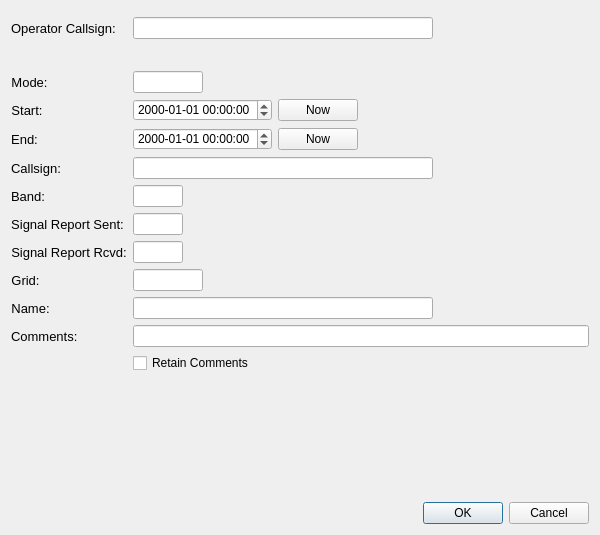
This is logqso.ui in qcmiao1998/js8call as Qt 5 draws it before an edit. The edited form follows.
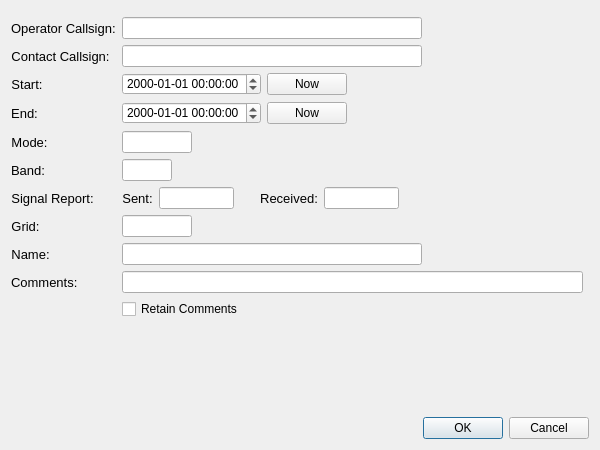
This is the edited form.

Commit message: Updated log window layout and tab ordering. Wired up log 'now' buttons

```diff
--- a/logqso.ui
+++ b/logqso.ui
@@ -7,7 +7,7 @@
     <x>0</x>
     <y>0</y>
     <width>600</width>
-    <height>535</height>
+    <height>450</height>
    </rect>
   </property>
   <property name="sizePolicy">
@@ -18,12 +18,48 @@
   </property>
   <property name="minimumSize">
    <size>
-    <width>600</width>
+    <width>300</width>
     <height>0</height>
    </size>
   </property>
   <layout class="QVBoxLayout" name="verticalLayout_11">
    <item>
+    <widget class="QScrollArea" name="scrollArea">
+     <property name="frameShape">
+      <enum>QFrame::NoFrame</enum>
+     </property>
+     <property name="frameShadow">
+      <enum>QFrame::Plain</enum>
+     </property>
+     <property name="lineWidth">
+      <number>0</number>
+     </property>
+     <property name="widgetResizable">
+      <bool>true</bool>
+     </property>
+     <widget class="QWidget" name="scrollAreaWidgetContents">
+      <property name="geometry">
+       <rect>
+        <x>0</x>
+        <y>0</y>
+        <width>582</width>
+        <height>401</height>
+       </rect>
+      </property>
+      <layout class="QVBoxLayout" name="verticalLayout">
+       <property name="leftMargin">
+        <number>0</number>
+       </property>
+       <property name="topMargin">
+        <number>0</number>
+       </property>
+       <property name="rightMargin">
+        <number>0</number>
+       </property>
+       <property name="bottomMargin">
+        <number>0</number>
+       </property>
+       <item>
     <layout class="QFormLayout" name="formLayout">
      <property name="fieldGrowthPolicy">
       <enum>QFormLayout::AllNonFixedFieldsGrow</enum>
@@ -31,6 +67,9 @@
      <property name="topMargin">
       <number>6</number>
      </property>
+         <property name="rightMargin">
+          <number>6</number>
+         </property>
      <property name="bottomMargin">
       <number>6</number>
      </property>
@@ -56,35 +95,38 @@
        </property>
       </widget>
      </item>
+         <item row="1" column="0">
+          <widget class="QLabel" name="lab1">
+           <property name="font">
+            <font>
+             <pointsize>10</pointsize>
+            </font>
+           </property>
+           <property name="text">
+            <string>Contact Callsign:</string>
+           </property>
+           <property name="alignment">
+            <set>Qt::AlignCenter</set>
+           </property>
+          </widget>
+         </item>
+         <item row="1" column="1">
+          <widget class="QLineEdit" name="call">
+           <property name="sizePolicy">
+            <sizepolicy hsizetype="Expanding" vsizetype="Fixed">
+             <horstretch>0</horstretch>
+             <verstretch>0</verstretch>
+            </sizepolicy>
+           </property>
+           <property name="maximumSize">
+            <size>
+             <width>300</width>
+             <height>16777215</height>
+            </size>
+           </property>
+          </widget>
+         </item>
      <item row="2" column="0">
-      <widget class="QLabel" name="lab4">
-       <property name="font">
-        <font>
-         <pointsize>10</pointsize>
-        </font>
-       </property>
-       <property name="text">
-        <string>Mode:</string>
-       </property>
-       <property name="alignment">
-        <set>Qt::AlignCenter</set>
-       </property>
-      </widget>
-     </item>
-     <item row="2" column="1">
-      <widget class="QLineEdit" name="mode">
-       <property name="maximumSize">
-        <size>
-         <width>70</width>
-         <height>16777215</height>
-        </size>
-       </property>
-       <property name="readOnly">
-        <bool>true</bool>
-       </property>
-      </widget>
-     </item>
-     <item row="3" column="0">
       <widget class="QLabel" name="lab2">
        <property name="font">
         <font>
@@ -99,7 +141,7 @@
        </property>
       </widget>
      </item>
-     <item row="3" column="1">
+         <item row="2" column="1">
       <layout class="QGridLayout" name="gridLayout">
        <property name="topMargin">
         <number>0</number>
@@ -142,7 +184,7 @@
        </item>
       </layout>
      </item>
-     <item row="4" column="0">
+         <item row="3" column="0">
       <widget class="QLabel" name="lab2_3">
        <property name="font">
         <font>
@@ -157,7 +199,7 @@
        </property>
       </widget>
      </item>
-     <item row="4" column="1">
+         <item row="3" column="1">
       <layout class="QGridLayout" name="gridLayout_2">
        <property name="topMargin">
         <number>0</number>
@@ -197,38 +239,35 @@
        </item>
       </layout>
      </item>
+         <item row="4" column="0">
+          <widget class="QLabel" name="lab4">
+           <property name="font">
+            <font>
+             <pointsize>10</pointsize>
+            </font>
+           </property>
+           <property name="text">
+            <string>Mode:</string>
+           </property>
+           <property name="alignment">
+            <set>Qt::AlignCenter</set>
+           </property>
+          </widget>
+         </item>
+         <item row="4" column="1">
+          <widget class="QLineEdit" name="mode">
+           <property name="maximumSize">
+            <size>
+             <width>70</width>
+             <height>16777215</height>
+            </size>
+           </property>
+           <property name="readOnly">
+            <bool>true</bool>
+           </property>
+          </widget>
+         </item>
      <item row="5" column="0">
-      <widget class="QLabel" name="lab1">
-       <property name="font">
-        <font>
-         <pointsize>10</pointsize>
-        </font>
-       </property>
-       <property name="text">
-        <string>Callsign:</string>
-       </property>
-       <property name="alignment">
-        <set>Qt::AlignCenter</set>
-       </property>
-      </widget>
-     </item>
-     <item row="5" column="1">
-      <widget class="QLineEdit" name="call">
-       <property name="sizePolicy">
-        <sizepolicy hsizetype="Expanding" vsizetype="Fixed">
-         <horstretch>0</horstretch>
-         <verstretch>0</verstretch>
-        </sizepolicy>
-       </property>
-       <property name="maximumSize">
-        <size>
-         <width>300</width>
-         <height>16777215</height>
-        </size>
-       </property>
-      </widget>
-     </item>
-     <item row="6" column="0">
       <widget class="QLabel" name="lab5">
        <property name="font">
         <font>
@@ -243,7 +282,7 @@
        </property>
       </widget>
      </item>
-     <item row="6" column="1">
+         <item row="5" column="1">
       <widget class="QLineEdit" name="band">
        <property name="maximumSize">
         <size>
@@ -253,7 +292,15 @@
        </property>
       </widget>
      </item>
-     <item row="7" column="0">
+         <item row="6" column="0">
+          <layout class="QGridLayout" name="gridLayout_4">
+           <property name="leftMargin">
+            <number>0</number>
+           </property>
+           <property name="topMargin">
+            <number>0</number>
+           </property>
+           <item row="0" column="0">
       <widget class="QLabel" name="lab6">
        <property name="font">
         <font>
@@ -261,49 +308,108 @@
         </font>
        </property>
        <property name="text">
-        <string>Signal Report Sent:</string>
+              <string>Signal Report:</string>
        </property>
        <property name="alignment">
         <set>Qt::AlignCenter</set>
        </property>
       </widget>
      </item>
-     <item row="7" column="1">
+          </layout>
+         </item>
+         <item row="6" column="1">
+          <layout class="QGridLayout" name="gridLayout_3">
+           <property name="topMargin">
+            <number>0</number>
+           </property>
+           <item row="1" column="0">
+            <widget class="QLabel" name="label">
+             <property name="font">
+              <font>
+               <pointsize>10</pointsize>
+              </font>
+             </property>
+             <property name="text">
+              <string>Sent:</string>
+             </property>
+             <property name="alignment">
+              <set>Qt::AlignCenter</set>
+             </property>
+            </widget>
+           </item>
+           <item row="1" column="1">
       <widget class="QLineEdit" name="sent">
        <property name="maximumSize">
         <size>
-         <width>50</width>
+               <width>75</width>
          <height>16777215</height>
         </size>
        </property>
-      </widget>
-     </item>
-     <item row="8" column="0">
-      <widget class="QLabel" name="lab7">
-       <property name="font">
-        <font>
-         <pointsize>10</pointsize>
-        </font>
-       </property>
-       <property name="text">
-        <string>Signal Report Rcvd:</string>
-       </property>
        <property name="alignment">
         <set>Qt::AlignCenter</set>
        </property>
       </widget>
      </item>
-     <item row="8" column="1">
+           <item row="1" column="4">
       <widget class="QLineEdit" name="rcvd">
        <property name="maximumSize">
         <size>
-         <width>50</width>
+               <width>75</width>
          <height>16777215</height>
         </size>
        </property>
-      </widget>
-     </item>
-     <item row="9" column="0">
+             <property name="alignment">
+              <set>Qt::AlignCenter</set>
+             </property>
+            </widget>
+           </item>
+           <item row="1" column="3">
+            <widget class="QLabel" name="lab7">
+             <property name="font">
+              <font>
+               <pointsize>10</pointsize>
+              </font>
+             </property>
+             <property name="text">
+              <string>Received:</string>
+             </property>
+             <property name="alignment">
+              <set>Qt::AlignCenter</set>
+             </property>
+            </widget>
+           </item>
+           <item row="1" column="2">
+            <spacer name="horizontalSpacer_4">
+             <property name="orientation">
+              <enum>Qt::Horizontal</enum>
+             </property>
+             <property name="sizeType">
+              <enum>QSizePolicy::Minimum</enum>
+             </property>
+             <property name="sizeHint" stdset="0">
+              <size>
+               <width>20</width>
+               <height>20</height>
+              </size>
+             </property>
+            </spacer>
+           </item>
+           <item row="1" column="5">
+            <spacer name="horizontalSpacer_3">
+             <property name="orientation">
+              <enum>Qt::Horizontal</enum>
+             </property>
+             <property name="sizeHint" stdset="0">
+              <size>
+               <width>40</width>
+               <height>20</height>
+              </size>
+             </property>
+            </spacer>
+           </item>
+          </layout>
+         </item>
+         <item row="7" column="0">
       <widget class="QLabel" name="lab8">
        <property name="font">
         <font>
@@ -318,7 +424,7 @@
        </property>
       </widget>
      </item>
-     <item row="9" column="1">
+         <item row="7" column="1">
       <widget class="QLineEdit" name="grid">
        <property name="maximumSize">
         <size>
@@ -328,7 +434,7 @@
        </property>
       </widget>
      </item>
-     <item row="10" column="0">
+         <item row="8" column="0">
       <widget class="QLabel" name="lab9">
        <property name="enabled">
         <bool>true</bool>
@@ -346,7 +452,7 @@
        </property>
       </widget>
      </item>
-     <item row="10" column="1">
+         <item row="8" column="1">
       <widget class="QLineEdit" name="name">
        <property name="enabled">
         <bool>true</bool>
@@ -359,7 +465,7 @@
        </property>
       </widget>
      </item>
-     <item row="11" column="0">
+         <item row="9" column="0">
       <widget class="QLabel" name="lab10">
        <property name="enabled">
         <bool>true</bool>
@@ -374,47 +480,25 @@
        </property>
       </widget>
      </item>
-     <item row="11" column="1">
+         <item row="9" column="1">
       <widget class="QLineEdit" name="comments">
        <property name="enabled">
         <bool>true</bool>
        </property>
       </widget>
      </item>
-     <item row="12" column="1">
+         <item row="10" column="1">
       <widget class="QCheckBox" name="cbComments">
        <property name="text">
         <string>Retain Comments</string>
        </property>
       </widget>
      </item>
-     <item row="1" column="0">
-      <spacer name="verticalSpacer_2">
-       <property name="orientation">
-        <enum>Qt::Vertical</enum>
-       </property>
-       <property name="sizeHint" stdset="0">
-        <size>
-         <width>20</width>
-         <height>20</height>
-        </size>
-       </property>
-      </spacer>
-     </item>
-    </layout>
-   </item>
-   <item>
-    <spacer name="verticalSpacer">
-     <property name="orientation">
-      <enum>Qt::Vertical</enum>
-     </property>
-     <property name="sizeHint" stdset="0">
-      <size>
-       <width>0</width>
-       <height>0</height>
-      </size>
-     </property>
-    </spacer>
+        </layout>
+       </item>
+      </layout>
+     </widget>
+    </widget>
    </item>
    <item>
     <widget class="QDialogButtonBox" name="buttonBox">
```
Left out of the diff: 13 changed lines with no effect on the pictures. Lines whose indentation alone changed are shown as unchanged. The commit also changes 2 other files.
